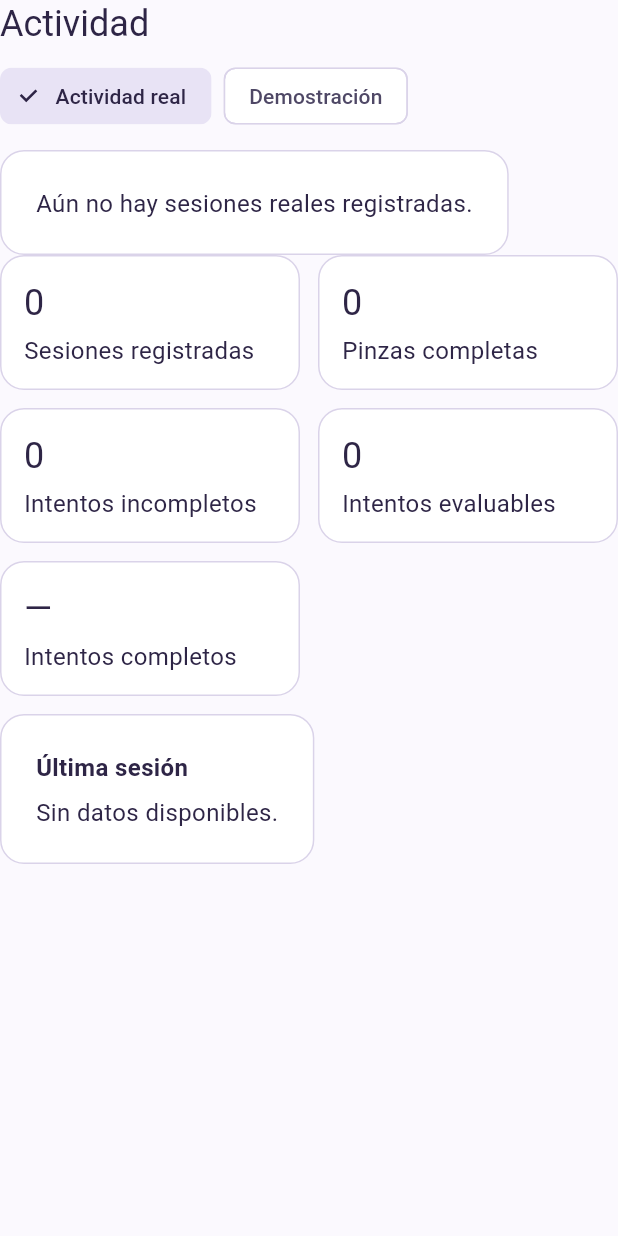
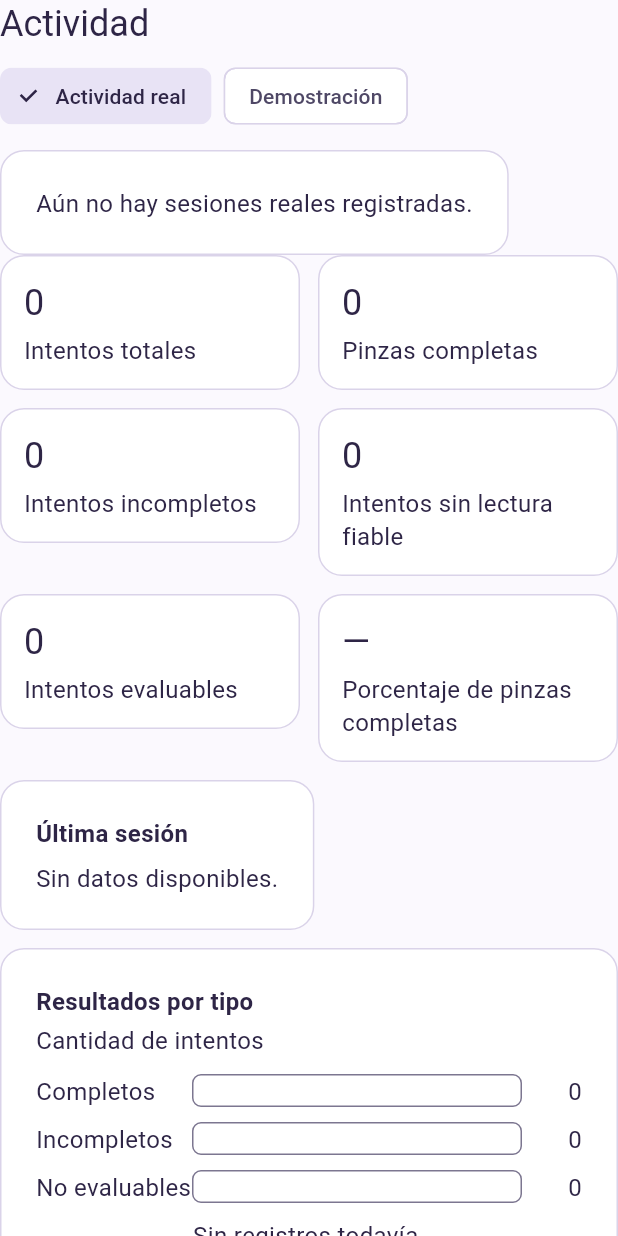
Before and after one commit to nikucode/microcontroladores, a Flutter app: the ActivityDashboard widget shown alone on an empty page, opened directly with empty values, on a phone screen of 412 x 824 dp. Run offline on Flutter 3.47's test engine with Material 3 defaults, Android fonts, the phone set to English and light mode, and no system bars; our stand-ins replace permission_handler, shared_preferences; missing offline and left inert: flutter_reactive_ble; accounts and stored records are empty.

Commit message:
feat(handsense): finalize activity dashboard

```diff
--- a/proyecto_final/handsense/mobile/lib/data/attempt.dart
+++ b/proyecto_final/handsense/mobile/lib/data/attempt.dart
@@ -157,6 +157,9 @@ class ActivitySummary {
   int get complete => sessions.fold(0, (total, item) => total + item.complete);
   int get incomplete =>
       sessions.fold(0, (total, item) => total + item.incomplete);
+  int get unreliable =>
+      sessions.fold(0, (total, item) => total + item.unreliable);
+  int get totalAttempts => evaluable + unreliable;
   int get evaluable => complete + incomplete;
   double? get completionPercentage =>
       evaluable == 0 ? null : complete * 100 / evaluable;
--- a/proyecto_final/handsense/mobile/lib/ui/screens.dart
+++ b/proyecto_final/handsense/mobile/lib/ui/screens.dart
@@ -295,9 +295,31 @@ class ActivityDashboard extends StatelessWidget {
   final bool showDemo;
   final ValueChanged<bool> onModeChanged;
 
+  static final SessionRecord _demoExample = SessionRecord(
+    0,
+    DateTime(2026, 11, 27),
+    'Ejemplo simulado',
+    true,
+    const [
+      Attempt(1, Outcome.complete),
+      Attempt(2, Outcome.noContact),
+      Attempt(3, Outcome.noFlexion),
+      Attempt(4, Outcome.noRelease),
+      Attempt(5, Outcome.unreliable),
+    ],
+  );
+
   @override
   Widget build(BuildContext context) {
-    final summary = ActivitySummary.fromSessions(sessions, demo: showDemo);
+    final hasDemoSessions = sessions.any((session) => session.isDemo);
+    final usingDemoExample = showDemo && !hasDemoSessions;
+    final displayedSessions = usingDemoExample
+        ? [...sessions, _demoExample]
+        : sessions;
+    final summary = ActivitySummary.fromSessions(
+      displayedSessions,
+      demo: showDemo,
+    );
     final percentage = summary.completionPercentage;
     final latest = summary.latest;
     return Column(
@@ -325,7 +347,14 @@ class ActivityDashboard extends StatelessWidget {
           ],
         ),
         const SizedBox(height: 12),
-        if (summary.sessions.isEmpty)
+        if (usingDemoExample)
+          const Panel(
+            child: Text(
+              'Ejemplo simulado · no guardado. Se muestran los cinco '
+              'resultados de demostración disponibles.',
+            ),
+          )
+        else if (summary.sessions.isEmpty)
           Panel(
             child: Text(
               showDemo
@@ -346,21 +375,31 @@ class ActivityDashboard extends StatelessWidget {
               runSpacing: 12,
               children: [
                 _ActivityMetric(
+                  key: const ValueKey('dashboard-total'),
                   width: width,
-                  label: 'Sesiones registradas',
-                  value: '${summary.sessionCount}',
+                  label: 'Intentos totales',
+                  value: '${summary.totalAttempts}',
                 ),
                 _ActivityMetric(
+                  key: const ValueKey('dashboard-complete'),
                   width: width,
                   label: 'Pinzas completas',
                   value: '${summary.complete}',
                 ),
                 _ActivityMetric(
+                  key: const ValueKey('dashboard-incomplete'),
                   width: width,
                   label: 'Intentos incompletos',
                   value: '${summary.incomplete}',
                 ),
                 _ActivityMetric(
+                  key: const ValueKey('dashboard-unreliable'),
+                  width: width,
+                  label: 'Intentos sin lectura fiable',
+                  value: '${summary.unreliable}',
+                ),
+                _ActivityMetric(
+                  key: const ValueKey('dashboard-evaluable'),
                   width: width,
                   label: 'Intentos evaluables',
                   value: '${summary.evaluable}',
@@ -368,7 +407,7 @@ class ActivityDashboard extends StatelessWidget {
                 _ActivityMetric(
                   key: const ValueKey('dashboard-percentage'),
                   width: width,
-                  label: 'Intentos completos',
+                  label: 'Porcentaje de pinzas completas',
                   value: percentage == null ? '—' : '${percentage.round()} %',
                 ),
               ],
@@ -395,37 +434,10 @@ class ActivityDashboard extends StatelessWidget {
             ],
           ),
         ),
-        if (summary.recentSessions.isNotEmpty) ...[
         const SizedBox(height: 12),
-          Panel(
-            child: Column(
-              crossAxisAlignment: CrossAxisAlignment.start,
-              children: [
-                const Text(
-                  'Últimas sesiones',
-                  style: TextStyle(fontWeight: FontWeight.bold),
-                ),
-                const SizedBox(height: 8),
-                Wrap(
-                  spacing: 16,
-                  runSpacing: 4,
-                  children: [
-                    _ChartLegend(
-                      color: Theme.of(context).colorScheme.primary,
-                      label: 'Completas',
-                    ),
-                    _ChartLegend(
-                      color: Theme.of(context).colorScheme.tertiary,
-                      label: 'Incompletas',
-                    ),
-                  ],
-                ),
+        Panel(child: _OutcomeBarChart(summary: summary)),
         const SizedBox(height: 12),
-                _SessionBarChart(sessions: summary.recentSessions),
-              ],
-            ),
-          ),
-        ],
+        Panel(child: _EvolutionChart(sessions: summary.recentSessions)),
       ],
     );
   }
@@ -462,98 +474,182 @@ class _ActivityMetric extends StatelessWidget {
   );
 }
 
-class _ChartLegend extends StatelessWidget {
-  const _ChartLegend({required this.color, required this.label});
-  final Color color;
-  final String label;
-
-  @override
-  Widget build(BuildContext context) => Row(
-    mainAxisSize: MainAxisSize.min,
-    children: [
-      Container(width: 12, height: 12, color: color),
-      const SizedBox(width: 6),
-      Text(label),
-    ],
-  );
-}
-
-class _SessionBarChart extends StatelessWidget {
-  const _SessionBarChart({required this.sessions});
-  final List<SessionRecord> sessions;
+class _OutcomeBarChart extends StatelessWidget {
+  const _OutcomeBarChart({required this.summary});
+  final ActivitySummary summary;
 
   @override
   Widget build(BuildContext context) {
-    final maxEvaluable = sessions
-        .map((item) => item.complete + item.incomplete)
-        .fold<int>(1, (maximum, value) => value > maximum ? value : maximum);
+    final values = <(String, int, Color)>[
+      ('Completos', summary.complete, Theme.of(context).colorScheme.primary),
+      (
+        'Incompletos',
+        summary.incomplete,
+        Theme.of(context).colorScheme.tertiary,
+      ),
+      (
+        'No evaluables',
+        summary.unreliable,
+        Theme.of(context).colorScheme.error,
+      ),
+    ];
+    final maximum = values.fold<int>(
+      1,
+      (max, item) => item.$2 > max ? item.$2 : max,
+    );
     return Column(
+      key: const ValueKey('outcome-bar-chart'),
+      crossAxisAlignment: CrossAxisAlignment.start,
       children: [
-        for (final session in sessions)
+        const Text(
+          'Resultados por tipo',
+          style: TextStyle(fontWeight: FontWeight.bold),
+        ),
+        const SizedBox(height: 4),
+        const Text('Cantidad de intentos'),
+        const SizedBox(height: 12),
+        for (final item in values)
           Padding(
             padding: const EdgeInsets.only(bottom: 10),
             child: Semantics(
-              label:
-                  'Sesión ${session.id}: ${session.complete} completas y ${session.incomplete} incompletas',
+              label: '${item.$1}: ${item.$2} intentos',
               child: Row(
                 children: [
-                  SizedBox(width: 36, child: Text('S${session.id}')),
+                  SizedBox(width: 104, child: Text(item.$1)),
                   Expanded(
                     child: LayoutBuilder(
                       builder: (context, constraints) {
-                        final evaluable = session.complete + session.incomplete;
-                        if (evaluable == 0) {
-                          return Container(
-                            height: 20,
+                        return Stack(
+                          children: [
+                            Container(
+                              height: 22,
                               decoration: BoxDecoration(
                                 border: Border.all(
                                   color: Theme.of(context).colorScheme.outline,
                                 ),
                                 borderRadius: BorderRadius.circular(6),
                               ),
+                            ),
+                            if (item.$2 > 0)
+                              Container(
+                                width: constraints.maxWidth * item.$2 / maximum,
+                                height: 22,
+                                decoration: BoxDecoration(
+                                  color: item.$3,
+                                  borderRadius: BorderRadius.circular(6),
+                                ),
+                              ),
+                          ],
+                        );
+                      },
+                    ),
+                  ),
+                  SizedBox(
+                    width: 40,
+                    child: Text('${item.$2}', textAlign: TextAlign.end),
+                  ),
+                ],
+              ),
+            ),
+          ),
+        if (summary.totalAttempts == 0)
+          const Center(child: Text('Sin registros todavía.')),
+      ],
     );
   }
-                        return Align(
-                          alignment: Alignment.centerLeft,
-                          child: SizedBox(
-                            width:
-                                constraints.maxWidth * evaluable / maxEvaluable,
-                            height: 20,
-                            child: ClipRRect(
-                              borderRadius: BorderRadius.circular(6),
+}
+
+class _EvolutionChart extends StatelessWidget {
+  const _EvolutionChart({required this.sessions});
+  final List<SessionRecord> sessions;
+
+  @override
+  Widget build(BuildContext context) => Column(
+    key: const ValueKey('evolution-chart'),
+    crossAxisAlignment: CrossAxisAlignment.start,
+    children: [
+      const Text(
+        'Evolución de pinzas completas',
+        style: TextStyle(fontWeight: FontWeight.bold),
+      ),
+      const SizedBox(height: 4),
+      const Text('Porcentaje por sesión · últimas 7 · escala 0–100 %'),
+      const SizedBox(height: 12),
+      Container(
+        width: double.infinity,
+        constraints: const BoxConstraints(minHeight: 116),
+        padding: const EdgeInsets.all(12),
+        decoration: BoxDecoration(
+          border: Border.all(color: Theme.of(context).colorScheme.outline),
+          borderRadius: BorderRadius.circular(8),
+        ),
+        child: sessions.isEmpty
+            ? const Center(child: Text('Sin sesiones para mostrar.'))
+            : Column(
+                children: [
+                  for (var index = 0; index < sessions.length; index++)
+                    _EvolutionRow(index: index, session: sessions[index]),
+                ],
+              ),
+      ),
+      const SizedBox(height: 4),
+      const Row(
+        mainAxisAlignment: MainAxisAlignment.spaceBetween,
+        children: [Text('0 %'), Text('100 %')],
+      ),
+    ],
+  );
+}
+
+class _EvolutionRow extends StatelessWidget {
+  const _EvolutionRow({required this.index, required this.session});
+  final int index;
+  final SessionRecord session;
+
+  @override
+  Widget build(BuildContext context) {
+    final evaluable = session.complete + session.incomplete;
+    final percentage = evaluable == 0
+        ? null
+        : session.complete * 100 / evaluable;
+    return Padding(
+      padding: const EdgeInsets.only(bottom: 8),
+      child: Semantics(
+        label:
+            'Sesión ${index + 1}: ${percentage == null ? 'porcentaje indefinido' : '${percentage.round()} por ciento'}',
         child: Row(
           children: [
-                                  if (session.complete > 0)
+            SizedBox(width: 30, child: Text('S${index + 1}')),
             Expanded(
-                                      flex: session.complete,
-                                      child: ColoredBox(
+              child: LayoutBuilder(
+                builder: (context, constraints) => Stack(
+                  children: [
+                    Container(
+                      height: 12,
                       color: Theme.of(context)
                           .colorScheme
-                                            .primary,
+                          .surfaceContainerHighest,
+                    ),
+                    if (percentage != null)
+                      Container(
+                        width: constraints.maxWidth * percentage / 100,
+                        height: 12,
+                        color: Theme.of(context).colorScheme.primary,
+                      ),
+                  ],
                 ),
               ),
-                                  if (session.incomplete > 0)
-                                    Expanded(
-                                      flex: session.incomplete,
-                                      child: ColoredBox(
-                                        color: Theme.of(context)
-                                            .colorScheme
-                                            .tertiary,
+            ),
+            SizedBox(
+              width: 48,
+              child: Text(
+                percentage == null ? '—' : '${percentage.round()} %',
+                textAlign: TextAlign.end,
               ),
             ),
           ],
         ),
       ),
-                          ),
-                        );
-                      },
-                    ),
-                  ),
-                ],
-              ),
-            ),
-          ),
-      ],
     );
   }
 }
```
Also changed, not shown: 1 other file. Lines whose indentation alone changed are shown as unchanged.
